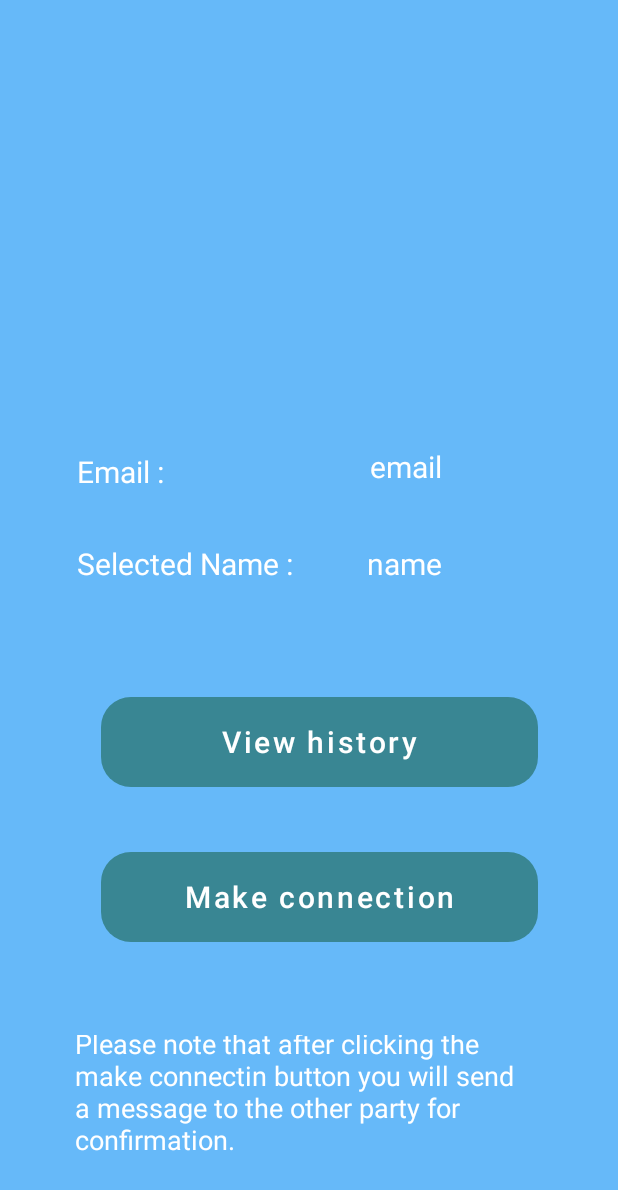
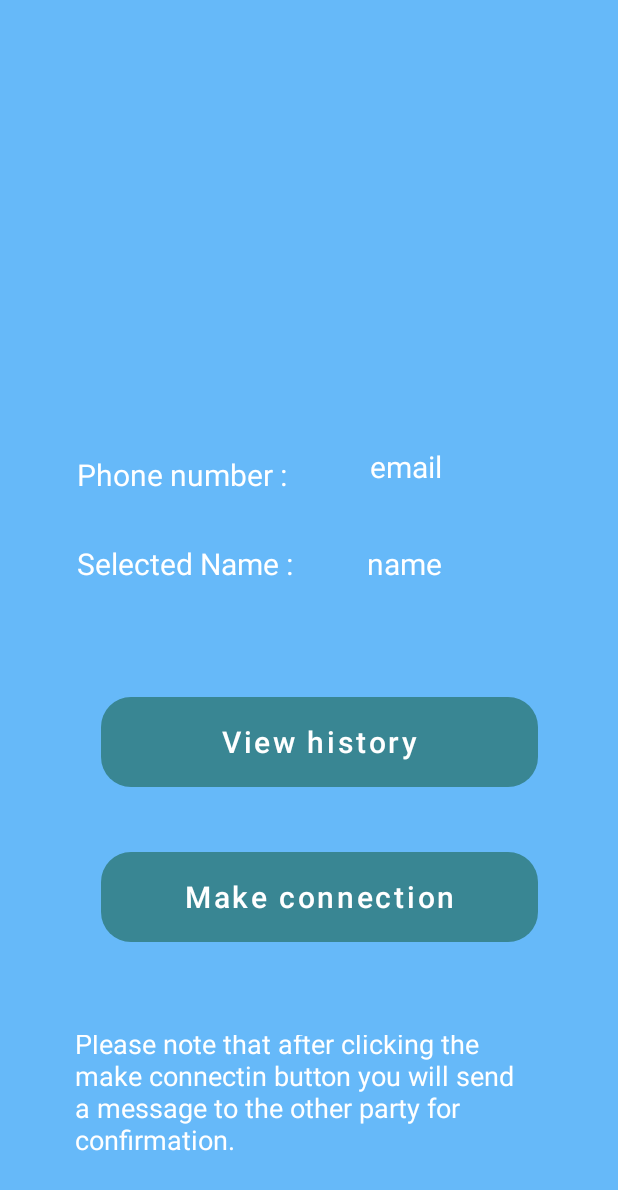
Before and after one commit to azxs120/Final-Project-Prototype, an Android app: the layout activity_person_info.xml on its own in the app's theme, with its tools: preview values and no code run, on a phone screen of 412 x 824 dp. Shown: the top 1190 px of the screen. Run offline under Robolectric (Android 15) with nearby library versions, the phone set to English and light mode, and no system bars.

Commit message:
fix in table links
take the other side phone number to table links

```diff
--- a/app/src/main/res/layout/activity_person_info.xml
+++ b/app/src/main/res/layout/activity_person_info.xml
@@ -101,9 +101,9 @@
         android:layout_alignParentStart="true"
         android:layout_marginStart="51dp"
         android:layout_marginEnd="26dp"
-        android:layout_marginBottom="34dp"
+        android:layout_marginBottom="32dp"
         android:layout_toStartOf="@+id/UserID"
-        android:text="Email :"
+        android:text="Phone number :"
         android:textColor="@color/white"
         android:textSize="20sp" />
 
```
Also changed, not shown: app/src/main/java/com/example/prototype/MakeConnectionActivity.java (+7 -3 lines), app/src/main/java/com/example/prototype/PersonInfoActivity.java (+7 -3 lines).
